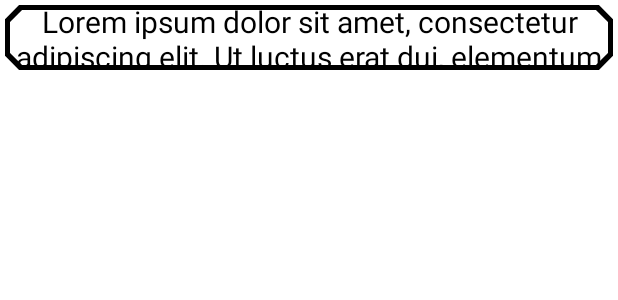
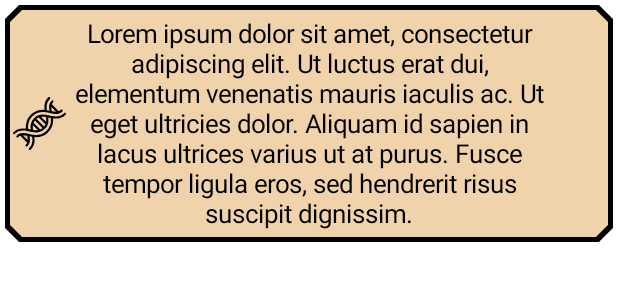
Before and after one commit to AdamPongor/HonfoglaloAndroid, an Android app built with Jetpack Compose: the @Preview function QuestionPreview, on a phone screen of 412 x 824 dp. Shown: the top 300 px of the screen. Run offline under Robolectric (Android 15) with nearby library versions, the phone set to English and light mode, and no system bars.

Commit message:
Question box ui

```diff
--- a/app/src/main/java/bme/aut/sza/honfoglalo/data/Question.kt
+++ b/app/src/main/java/bme/aut/sza/honfoglalo/data/Question.kt
@@ -2,5 +2,6 @@ package bme.aut.sza.honfoglalo.data
 
 data class Question(
     val question: String,
+    val category: Category,
     val answers: List<String>,
 )
--- /dev/null
+++ b/app/src/main/java/bme/aut/sza/honfoglalo/ui/common/AutoResizeText.kt
@@ -0,0 +1,95 @@
+package bme.aut.sza.honfoglalo.ui.common
+
+import android.util.Log
+import androidx.compose.material3.LocalTextStyle
+import androidx.compose.material3.Text
+import androidx.compose.runtime.Composable
+import androidx.compose.runtime.getValue
+import androidx.compose.runtime.mutableStateOf
+import androidx.compose.runtime.remember
+import androidx.compose.runtime.setValue
+import androidx.compose.ui.Modifier
+import androidx.compose.ui.draw.drawWithContent
+import androidx.compose.ui.graphics.Color
+import androidx.compose.ui.text.TextStyle
+import androidx.compose.ui.text.font.FontFamily
+import androidx.compose.ui.text.font.FontStyle
+import androidx.compose.ui.text.font.FontWeight
+import androidx.compose.ui.text.style.TextAlign
+import androidx.compose.ui.text.style.TextDecoration
+import androidx.compose.ui.text.style.TextOverflow
+import androidx.compose.ui.unit.TextUnit
+import androidx.compose.ui.unit.sp
+
+@Composable
+fun AutoResizeText(
+    text: String,
+    fontSizeRange: FontSizeRange,
+    modifier: Modifier = Modifier,
+    color: Color = Color.Unspecified,
+    fontStyle: FontStyle? = null,
+    fontWeight: FontWeight? = null,
+    fontFamily: FontFamily? = null,
+    letterSpacing: TextUnit = TextUnit.Unspecified,
+    textDecoration: TextDecoration? = null,
+    textAlign: TextAlign? = null,
+    lineHeight: TextUnit = TextUnit.Unspecified,
+    overflow: TextOverflow = TextOverflow.Clip,
+    softWrap: Boolean = true,
+    maxLines: Int = Int.MAX_VALUE,
+    style: TextStyle = LocalTextStyle.current,
+) {
+    var fontSizeValue by remember { mutableStateOf(fontSizeRange.max.value) }
+    var readyToDraw by remember { mutableStateOf(false) }
+
+    Text(
+        text = text,
+        color = color,
+        maxLines = maxLines,
+        fontStyle = fontStyle,
+        fontWeight = fontWeight,
+        fontFamily = fontFamily,
+        letterSpacing = letterSpacing,
+        textDecoration = textDecoration,
+        textAlign = textAlign,
+        lineHeight = lineHeight,
+        overflow = overflow,
+        softWrap = softWrap,
+        style = style,
+        fontSize = fontSizeValue.sp,
+        onTextLayout = {
+            Log.d("xdd","onTextLayout")
+            if (it.didOverflowHeight && !readyToDraw) {
+                Log.d("xdd","Did Overflow height, calculate next font size value")
+                val nextFontSizeValue = fontSizeValue - fontSizeRange.step.value
+                if (nextFontSizeValue <= fontSizeRange.min.value) {
+                    // Reached minimum, set minimum font size and it's readToDraw
+                    fontSizeValue = fontSizeRange.min.value
+                    readyToDraw = true
+                } else {
+                    // Text doesn't fit yet and haven't reached minimum text range, keep decreasing
+                    fontSizeValue = nextFontSizeValue
+                }
+            } else {
+                // Text fits before reaching the minimum, it's readyToDraw
+                readyToDraw = true
+            }
+        },
+        modifier = modifier.drawWithContent { if (readyToDraw) drawContent() }
+    )
+}
+
+data class FontSizeRange(
+    val min: TextUnit,
+    val max: TextUnit,
+    val step: TextUnit = DEFAULT_TEXT_STEP,
+) {
+    init {
+        require(min < max) { "min should be less than max, $this" }
+        require(step.value > 0) { "step should be greater than 0, $this" }
+    }
+
+    companion object {
+        private val DEFAULT_TEXT_STEP = 1.sp
+    }
+}
--- a/app/src/main/java/bme/aut/sza/honfoglalo/ui/common/PlayerInfo.kt
+++ b/app/src/main/java/bme/aut/sza/honfoglalo/ui/common/PlayerInfo.kt
@@ -4,14 +4,12 @@ import androidx.compose.foundation.background
 import androidx.compose.foundation.border
 import androidx.compose.foundation.layout.Box
 import androidx.compose.foundation.layout.Column
-import androidx.compose.foundation.layout.fillMaxSize
 import androidx.compose.foundation.layout.fillMaxWidth
 import androidx.compose.foundation.layout.height
 import androidx.compose.foundation.layout.padding
 import androidx.compose.foundation.layout.wrapContentHeight
 import androidx.compose.foundation.layout.wrapContentWidth
 import androidx.compose.foundation.shape.CutCornerShape
-import androidx.compose.material3.Text
 import androidx.compose.runtime.Composable
 import androidx.compose.ui.Alignment
 import androidx.compose.ui.ExperimentalComposeUiApi
--- a/app/src/main/java/bme/aut/sza/honfoglalo/ui/common/Question.kt
+++ b/app/src/main/java/bme/aut/sza/honfoglalo/ui/common/Question.kt
@@ -1,49 +1,75 @@
 package bme.aut.sza.honfoglalo.ui.common
 
+import androidx.compose.foundation.background
 import androidx.compose.foundation.border
 import androidx.compose.foundation.layout.Box
+import androidx.compose.foundation.layout.Row
+import androidx.compose.foundation.layout.Spacer
+import androidx.compose.foundation.layout.fillMaxHeight
 import androidx.compose.foundation.layout.fillMaxSize
 import androidx.compose.foundation.layout.fillMaxWidth
-import androidx.compose.foundation.layout.height
 import androidx.compose.foundation.layout.padding
 import androidx.compose.foundation.layout.wrapContentHeight
 import androidx.compose.foundation.shape.CutCornerShape
-import androidx.compose.material3.Text
+import androidx.compose.material3.Icon
 import androidx.compose.runtime.Composable
 import androidx.compose.ui.Alignment
 import androidx.compose.ui.Modifier
+import androidx.compose.ui.draw.clip
 import androidx.compose.ui.graphics.Color
+import androidx.compose.ui.res.painterResource
 import androidx.compose.ui.text.style.TextAlign
 import androidx.compose.ui.tooling.preview.Preview
 import androidx.compose.ui.unit.dp
 import androidx.compose.ui.unit.sp
+import bme.aut.sza.honfoglalo.data.Category
+import bme.aut.sza.honfoglalo.ui.theme.Tan
 
 @Composable
-fun Question(question: String){
+fun QuestionBox(question: String, category: Category){
     Box(
         modifier = Modifier
             .fillMaxWidth()
-            .height(50.dp)
+            .fillMaxHeight(0.2f)
             .padding(3.dp)
-            .border(width = 3.dp, color = Color.Black, shape = CutCornerShape(10.dp),),
-        contentAlignment = Alignment.Center
+            .border(width = 3.dp, color = Color.Black, shape = CutCornerShape(10.dp))
+            .clip(CutCornerShape(10.dp))
+            .background(color = Tan),
+        contentAlignment = Alignment.Center,
 
     ){
-        Text(
-            text = question,
-            modifier = Modifier
-                .fillMaxSize()
-                .wrapContentHeight(align = Alignment.CenterVertically),
-            textAlign = TextAlign.Center,
-            fontSize = 20.sp
+        Row (
+            modifier = Modifier.fillMaxSize(),
+            verticalAlignment = Alignment.CenterVertically
+        ) {
+            Icon(
+                painterResource(id = category.icon),
+                category.string.toString(),
+                modifier = Modifier
+                    .weight(1f)
+                    .padding(start = 5.dp)
+            )
+            AutoResizeText(
+                text = question,
+                modifier = Modifier
+                    .fillMaxSize()
+                    .wrapContentHeight(align = Alignment.CenterVertically)
+                    .weight(8f),
+                textAlign = TextAlign.Center,
+                fontSizeRange = FontSizeRange(5.sp, 25.sp)
 
 
-        )
+            )
+            Spacer(modifier = Modifier.weight(1f).padding(end = 5.dp))
+        }
     }
 }
 
 @Preview
 @Composable
 fun QuestionPreview(){
-    Question("Lorem ipsum dolor sit amet, consectetur adipiscing elit. Ut luctus erat dui, elementum venenatis mauris iaculis ac. Ut eget ultricies dolor. Aliquam id sapien in lacus ultrices varius ut at purus. Fusce tempor ligula eros, sed hendrerit risus suscipit dignissim.")
+    QuestionBox(
+        "Lorem ipsum dolor sit amet, consectetur adipiscing elit. Ut luctus erat dui, elementum venenatis mauris iaculis ac. Ut eget ultricies dolor. Aliquam id sapien in lacus ultrices varius ut at purus. Fusce tempor ligula eros, sed hendrerit risus suscipit dignissim.",
+        Category.BIOLOGY_CHEMISTRY
+        )
 }
--- a/app/src/main/java/bme/aut/sza/honfoglalo/ui/guessing/Numpad.kt
+++ b/app/src/main/java/bme/aut/sza/honfoglalo/ui/guessing/Numpad.kt
@@ -1,43 +1,28 @@
 package bme.aut.sza.honfoglalo.ui.guessing
 
-import android.widget.GridLayout
-import androidx.compose.foundation.BorderStroke
-import androidx.compose.foundation.Image
 import androidx.compose.foundation.border
 import androidx.compose.foundation.layout.Arrangement
 import androidx.compose.foundation.layout.Box
 import androidx.compose.foundation.layout.Column
 import androidx.compose.foundation.layout.Row
-import androidx.compose.foundation.layout.fillMaxHeight
 import androidx.compose.foundation.layout.fillMaxSize
 import androidx.compose.foundation.layout.fillMaxWidth
 import androidx.compose.foundation.layout.height
 import androidx.compose.foundation.layout.padding
 import androidx.compose.foundation.layout.wrapContentHeight
-import androidx.compose.foundation.lazy.grid.GridCells
-import androidx.compose.foundation.lazy.grid.LazyVerticalGrid
-import androidx.compose.foundation.shape.AbsoluteCutCornerShape
 import androidx.compose.foundation.shape.CutCornerShape
 import androidx.compose.material3.Text
-import androidx.compose.material3.TextButton
 import androidx.compose.runtime.Composable
 import androidx.compose.runtime.MutableState
-import androidx.compose.runtime.getValue
-import androidx.compose.runtime.mutableIntStateOf
 import androidx.compose.runtime.mutableStateOf
 import androidx.compose.runtime.remember
-import androidx.compose.runtime.setValue
 import androidx.compose.ui.Alignment
 import androidx.compose.ui.Modifier
-import androidx.compose.ui.graphics.Brush
 import androidx.compose.ui.graphics.Color
-import androidx.compose.ui.res.painterResource
 import androidx.compose.ui.text.style.TextAlign
 import androidx.compose.ui.tooling.preview.Preview
-import androidx.compose.ui.unit.TextUnit
 import androidx.compose.ui.unit.dp
 import androidx.compose.ui.unit.sp
-import bme.aut.sza.honfoglalo.R
 import bme.aut.sza.honfoglalo.ui.common.AcceptButton
 import bme.aut.sza.honfoglalo.ui.common.BackSpaceButton
 import bme.aut.sza.honfoglalo.ui.common.NumButton
@@ -72,9 +57,7 @@ fun Numpad(mutableState: MutableState<String>, onAccept: () -> Unit) {
         }
 
 
-        Row(
-            //Modifier.weight(1f)
-        ){
+        Row {
             for (i in 7..9){
                 NumButton(
                     modifier = Modifier
@@ -105,9 +88,7 @@ fun Numpad(mutableState: MutableState<String>, onAccept: () -> Unit) {
             )
         }
 
-        Row(
-            //Modifier.weight(2f)
-        ){
+        Row {
             Column (
                 Modifier.weight(3f)
             ){
--- a/app/src/main/java/bme/aut/sza/honfoglalo/ui/theme/Color.kt
+++ b/app/src/main/java/bme/aut/sza/honfoglalo/ui/theme/Color.kt
@@ -9,3 +9,4 @@ val Pink80 = Color(0xFFEFB8C8)
 val Purple40 = Color(0xFF6650a4)
 val PurpleGrey40 = Color(0xFF625b71)
 val Pink40 = Color(0xFF7D5260)
+val Tan = Color(0xFFF1D3AB)
--- a/app/src/main/java/bme/aut/sza/honfoglalo/util/util.kt
+++ b/app/src/main/java/bme/aut/sza/honfoglalo/util/util.kt
@@ -2,6 +2,7 @@ package bme.aut.sza.honfoglalo.util
 
 import android.content.Context
 import android.graphics.Matrix
+import android.graphics.Rect
 import android.graphics.RectF
 import android.text.TextUtils
 import android.util.DisplayMetrics
@@ -11,7 +12,6 @@ import androidx.compose.ui.graphics.Path
 import androidx.compose.ui.graphics.Shape
 import androidx.compose.ui.graphics.asAndroidPath
 import androidx.compose.ui.graphics.asComposePath
-import androidx.compose.ui.graphics.toAndroidRect
 import androidx.compose.ui.graphics.vector.PathParser
 import androidx.compose.ui.unit.Density
 import androidx.compose.ui.unit.LayoutDirection
@@ -47,7 +47,8 @@ fun String?.toPath(size: Size?, pathDestination: Path? = null): Path? {
                 val path =
                     PathParser().parsePathString(this)
                         .toPath(pathDestinationResult)
-                val rectPath = path.getBounds().toAndroidRect()
+                val bounds = path.getBounds()
+                val rectPath = Rect(bounds.left.toInt(), bounds.top.toInt(), bounds.right.toInt(), bounds.bottom.toInt())
                 val scaleXFactor = size.width / rectPath.width().toFloat()
                 val scaleYFactor = size.height / rectPath.height().toFloat()
                 val androidPath = path.asAndroidPath()
```
Also changed, not shown: app/src/main/java/bme/aut/sza/honfoglalo/ui/common/MultiColorButton.kt (+0 -13 lines), app/src/main/java/bme/aut/sza/honfoglalo/ui/map/HungaryMap.kt (+0 -12 lines).
